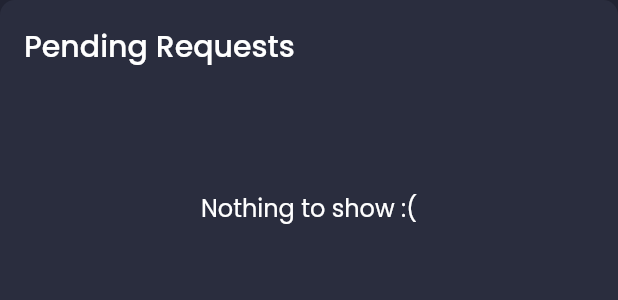
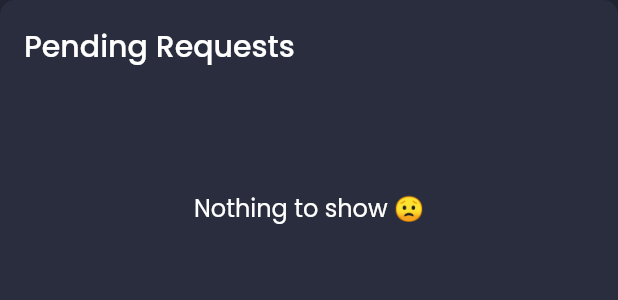
Before and after one commit to aryanlall11/CrowdFunding, a Flutter app: the RecentFiles widget shown alone on an empty page, opened directly, on a phone screen of 412 x 824 dp. Shown: the top 300 px of the screen. Run offline on Flutter 3.47's test engine with Material 2 defaults, Android fonts, the phone set to English and light mode, and no system bars; our stand-ins replace data_table_2, fl_chart, flutter_svg, google_fonts, percent_indicator; missing offline and left inert: flutter_web3.

Commit message:
last ritiz

```diff
--- a/lib/screens/dashboard/components/recent_files.dart
+++ b/lib/screens/dashboard/components/recent_files.dart
@@ -118,7 +118,7 @@ class _RecentFilesState extends State<RecentFiles> {
                                         Container(
                                           width: size.width * 0.15,
                                           child: Text(
-                                            "Goal Amount (Eth)",
+                                            "Goal Amount (ETH)",
                                             style: Theme.of(context)
                                                 .textTheme
                                                 .subtitle2,
@@ -165,7 +165,7 @@ class _RecentFilesState extends State<RecentFiles> {
                             child: Padding(
                               padding: EdgeInsets.only(top: size.height * 0.08),
                               child: Text(
-                                "Nothing to show :(",
+                                "Nothing to show 😟",
                                 style: Theme.of(context).textTheme.subtitle1,
                               ),
                             ),
```
